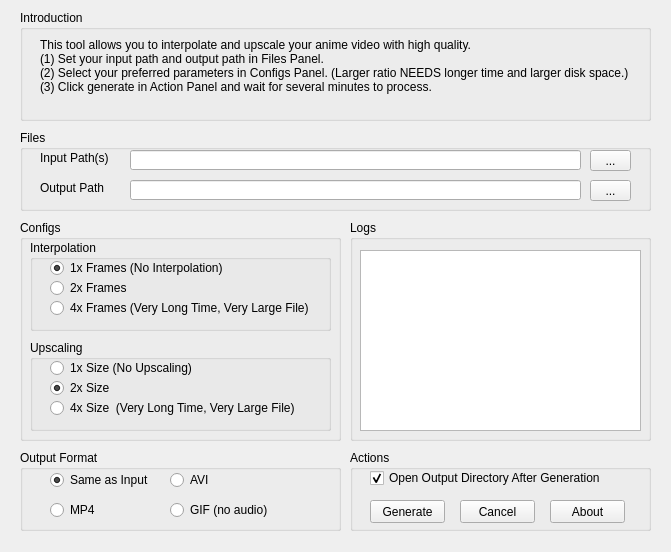
Before: the Qt Designer form anime2x.ui in ryanhe312/anime2x-qt, drawn with Qt 5.
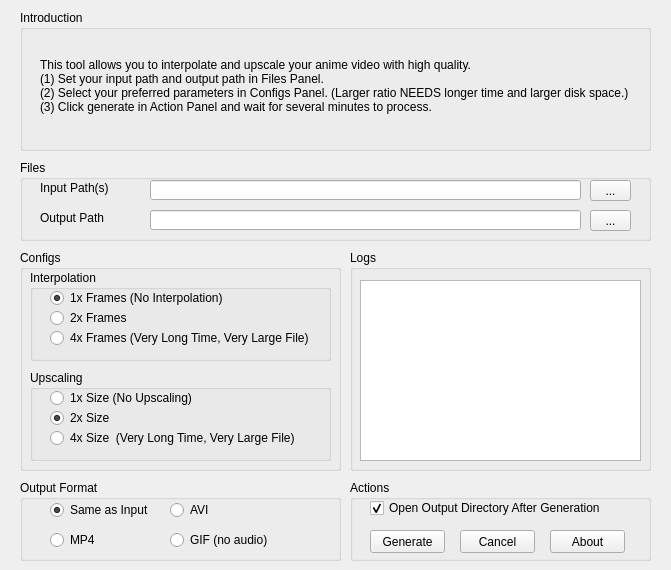
After: the same form once the commit is applied.

Patch:
```diff
--- a/anime2x.ui
+++ b/anime2x.ui
@@ -7,7 +7,7 @@
     <x>0</x>
     <y>0</y>
     <width>671</width>
-    <height>552</height>
+    <height>570</height>
    </rect>
   </property>
   <property name="windowTitle">
@@ -18,7 +18,7 @@
     <property name="geometry">
      <rect>
       <x>20</x>
-      <y>130</y>
+      <y>160</y>
       <width>631</width>
       <height>81</height>
      </rect>
@@ -31,7 +31,7 @@
       <rect>
        <x>20</x>
        <y>50</y>
-       <width>71</width>
+       <width>101</width>
        <height>16</height>
       </rect>
      </property>
@@ -42,9 +42,9 @@
     <widget class="QLineEdit" name="InputEdit">
      <property name="geometry">
       <rect>
-       <x>110</x>
+       <x>130</x>
        <y>20</y>
-       <width>451</width>
+       <width>431</width>
        <height>20</height>
       </rect>
      </property>
@@ -52,9 +52,9 @@
     <widget class="QLineEdit" name="OutputEdit">
      <property name="geometry">
       <rect>
-       <x>110</x>
+       <x>130</x>
        <y>50</y>
-       <width>451</width>
+       <width>431</width>
        <height>20</height>
       </rect>
      </property>
@@ -67,7 +67,7 @@
       <rect>
        <x>20</x>
        <y>20</y>
-       <width>71</width>
+       <width>101</width>
        <height>16</height>
       </rect>
      </property>
@@ -106,7 +106,7 @@
     <property name="geometry">
      <rect>
       <x>20</x>
-      <y>220</y>
+      <y>250</y>
       <width>321</width>
       <height>221</height>
      </rect>
@@ -237,7 +237,7 @@
       <x>20</x>
       <y>10</y>
       <width>631</width>
-      <height>111</height>
+      <height>141</height>
      </rect>
     </property>
     <property name="title">
@@ -247,9 +247,9 @@
      <property name="geometry">
       <rect>
        <x>20</x>
-       <y>10</y>
+       <y>20</y>
        <width>601</width>
-       <height>91</height>
+       <height>111</height>
       </rect>
      </property>
      <property name="text">
@@ -276,7 +276,7 @@
     <property name="geometry">
      <rect>
       <x>350</x>
-      <y>450</y>
+      <y>480</y>
       <width>301</width>
       <height>81</height>
      </rect>
@@ -344,7 +344,7 @@
     <property name="geometry">
      <rect>
       <x>350</x>
-      <y>220</y>
+      <y>250</y>
       <width>301</width>
       <height>221</height>
      </rect>
@@ -367,7 +367,7 @@
     <property name="geometry">
      <rect>
       <x>20</x>
-      <y>450</y>
+      <y>480</y>
       <width>321</width>
       <height>81</height>
      </rect>
@@ -422,7 +422,7 @@
       <rect>
        <x>150</x>
        <y>50</y>
-       <width>101</width>
+       <width>131</width>
        <height>20</height>
       </rect>
      </property>
```
